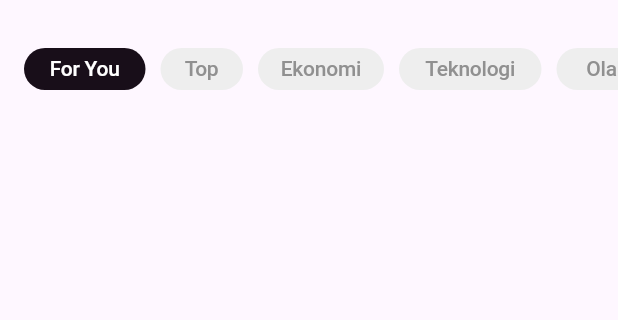
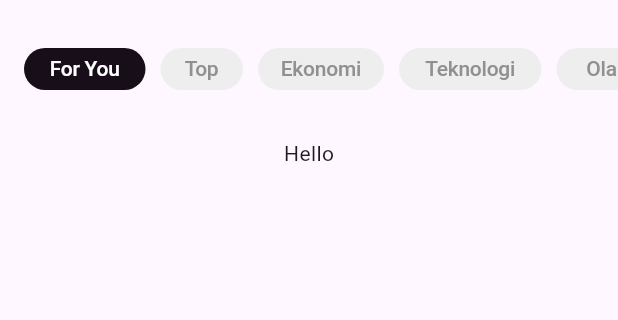
Before and after one commit to ilmandwi24/flutter-pemula, a Flutter app: the screen it shows after launch, on a phone screen of 412 x 824 dp, the part 60-380 px from its top. Run offline on Flutter 3.47's test engine with Material 3 defaults, Android fonts, the phone set to English and light mode, and no system bars; our stand-ins replace flutter_svg; Roboto replaces fonts that are missing (SF Pro, SFPro).

Commit message:
setup daftar berita container

```diff
--- a/lib/home_screen.dart
+++ b/lib/home_screen.dart
@@ -1,5 +1,6 @@
 import 'package:flutter/material.dart';
 import 'package:flutter_svg/flutter_svg.dart';
+import 'package:proyekakhir/model/berita.dart';
 
 class HomeScreen extends StatelessWidget {
   const HomeScreen({Key? key}) : super(key: key);
@@ -30,30 +31,43 @@ class HomeScreen extends StatelessWidget {
         centerTitle: true,
         actions: [
           IconButton(
-            icon: const Icon(Icons.notifications_active_outlined),
+            icon: const Icon(
+              Icons.notifications_active_outlined,
+              size: 24,
+            ),
             onPressed: () {
               // Aksi ketika ikon search ditekan
             },
           ),
         ],
       ),
-      body: SingleChildScrollView(
+      body: const SingleChildScrollView(
           child: Column(
-        children: [
-          Container(
-            margin: const EdgeInsets.only(top: 16, bottom: 16),
+        children: [CategoriesContainer(), DaftarBeritaContainer()],
+      )),
+    );
+  }
+}
+
+class CategoriesContainer extends StatelessWidget {
+  const CategoriesContainer({super.key});
+
+  @override
+  Widget build(BuildContext context) {
+    return Container(
+      margin: const EdgeInsets.only(top: 16.0, bottom: 16.0),
       child: SizedBox(
           height: 28, // Tinggi dari ListView
           child: Padding(
-                  padding: const EdgeInsets.only(left: 16),
+            padding: const EdgeInsets.only(left: 16.0),
             child: ListView(
               scrollDirection: Axis.horizontal,
               children: [
                 Container(
                   width: 81,
                   height: 28,
-                        padding: const EdgeInsets.symmetric(
-                            horizontal: 15, vertical: 4),
+                  padding:
+                      const EdgeInsets.symmetric(horizontal: 15, vertical: 4),
                   decoration: ShapeDecoration(
                     color: Color(0xFF180E19),
                     shape: RoundedRectangleBorder(
@@ -83,8 +97,8 @@ class HomeScreen extends StatelessWidget {
                 Container(
                   width: 55,
                   height: 28,
-                        padding: const EdgeInsets.symmetric(
-                            horizontal: 15, vertical: 4),
+                  padding:
+                      const EdgeInsets.symmetric(horizontal: 15, vertical: 4),
                   decoration: ShapeDecoration(
                     color: Color(0xFFEEEEEE),
                     shape: RoundedRectangleBorder(
@@ -114,8 +128,8 @@ class HomeScreen extends StatelessWidget {
                 Container(
                   width: 84,
                   height: 28,
-                        padding: const EdgeInsets.symmetric(
-                            horizontal: 15, vertical: 4),
+                  padding:
+                      const EdgeInsets.symmetric(horizontal: 15, vertical: 4),
                   decoration: ShapeDecoration(
                     color: const Color(0xFFEEEEEE),
                     shape: RoundedRectangleBorder(
@@ -145,8 +159,8 @@ class HomeScreen extends StatelessWidget {
                 Container(
                   width: 95,
                   height: 28,
-                        padding: const EdgeInsets.symmetric(
-                            horizontal: 15, vertical: 4),
+                  padding:
+                      const EdgeInsets.symmetric(horizontal: 15, vertical: 4),
                   decoration: ShapeDecoration(
                     color: Color(0xFFEEEEEE),
                     shape: RoundedRectangleBorder(
@@ -176,8 +190,8 @@ class HomeScreen extends StatelessWidget {
                 Container(
                   width: 95,
                   height: 28,
-                        padding: const EdgeInsets.symmetric(
-                            horizontal: 15, vertical: 4),
+                  padding:
+                      const EdgeInsets.symmetric(horizontal: 15, vertical: 4),
                   decoration: ShapeDecoration(
                     color: Color(0xFFEEEEEE),
                     shape: RoundedRectangleBorder(
@@ -206,9 +220,19 @@ class HomeScreen extends StatelessWidget {
               ],
             ),
           )),
-          )
-        ],
-      )),
     );
   }
 }
+
+class DaftarBeritaContainer extends StatelessWidget {
+  const DaftarBeritaContainer({super.key});
+
+  @override
+  Widget build(BuildContext context) {
+    return const Padding(
+      padding: EdgeInsets.all(16.0),
+      child: Text("Hello"),
+    );
+    ;
+  }
+}
```
Also changed, not shown: assets/images/cover.jpeg (added), assets/images/cover2.jpeg (added), assets/images/profil-picture.png (added). Lines whose indentation alone changed are shown as unchanged.
